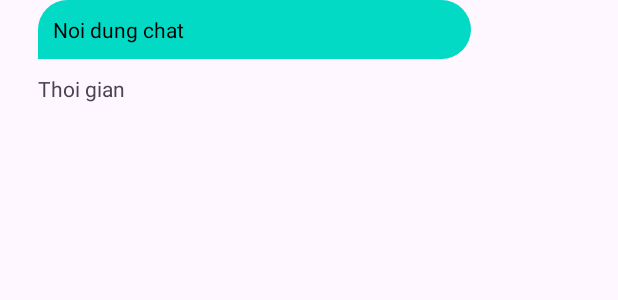
After one commit to truongxuan3110/PRM392_Project, an Android app: the layout item_received.xml on its own in the app's theme, with its tools: preview values and no code run, on a phone screen of 412 x 824 dp. The commit adds this screen. Shown: the top 300 px of the screen. Run offline under Robolectric (Android 15) with nearby library versions, the phone set to English and light mode, and no system bars.

Commit message:
chia folder

```diff
--- a/app/src/main/AndroidManifest.xml
+++ b/app/src/main/AndroidManifest.xml
@@ -13,7 +13,10 @@
         android:theme="@style/Theme.MyProject"
         tools:targetApi="33">
         <activity
-            android:name=".MainActivity"
+            android:name=".activity.ChatActivity"
+            android:exported="false" />
+        <activity
+            android:name=".activity.MainActivity"
             android:exported="true">
             <intent-filter>
                 <action android:name="android.intent.action.MAIN" />
--- /dev/null
+++ b/app/src/main/res/drawable/back_inputtext.xml
@@ -0,0 +1,6 @@
+<?xml version="1.0" encoding="utf-8"?>
+<shape xmlns:android="http://schemas.android.com/apk/res/android"
+    android:shape="rectangle">
+<solid android:color="@color/colortext"/>
+    <corners android:radius="25dp"/>
+</shape>
--- /dev/null
+++ b/app/src/main/res/drawable/back_received.xml
@@ -0,0 +1,8 @@
+<?xml version="1.0" encoding="utf-8"?>
+<shape xmlns:android="http://schemas.android.com/apk/res/android"
+    android:shape="rectangle">
+    <solid android:color="@color/colortext"/>
+    <corners android:topLeftRadius="20dp"
+        android:topRightRadius="20dp"
+        android:bottomRightRadius="20dp"/>
+</shape>
--- /dev/null
+++ b/app/src/main/res/drawable/ic_send.xml
@@ -0,0 +1,5 @@
+<vector android:autoMirrored="true" android:height="24dp"
+    android:tint="#000000" android:viewportHeight="24"
+    android:viewportWidth="24" android:width="24dp" xmlns:android="http://schemas.android.com/apk/res/android">
+    <path android:fillColor="@android:color/white" android:pathData="M2.01,21L23,12 2.01,3 2,10l15,2 -15,2z"/>
+</vector>
--- a/app/src/main/res/layout/activity_main.xml
+++ b/app/src/main/res/layout/activity_main.xml
@@ -4,7 +4,7 @@
     xmlns:tools="http://schemas.android.com/tools"
     android:layout_width="match_parent"
     android:layout_height="match_parent"
-    tools:context=".MainActivity">
+    tools:context=".activity.MainActivity">
 
     <TextView
         android:layout_width="wrap_content"
--- /dev/null
+++ b/app/src/main/res/layout/item_received.xml
@@ -0,0 +1,27 @@
+<?xml version="1.0" encoding="utf-8"?>
+<androidx.constraintlayout.widget.ConstraintLayout xmlns:android="http://schemas.android.com/apk/res/android"
+    android:layout_width="match_parent"
+    android:layout_height="wrap_content"
+    xmlns:app="http://schemas.android.com/apk/res-auto">
+    <TextView
+        android:id="@+id/txtmess"
+        android:padding="10dp"
+        android:text="Noi dung chat"
+        android:textColor="@color/black"
+        app:layout_constraintStart_toStartOf="parent"
+        android:layout_marginLeft="25dp"
+        android:background="@drawable/back_received"
+        app:layout_constraintTop_toTopOf="parent"
+        app:layout_constraintWidth_percent="0.7"
+        android:layout_width="0dp"
+        android:layout_height="wrap_content"/>
+    <TextView
+        app:layout_constraintTop_toBottomOf="@+id/txtmess"
+        app:layout_constraintStart_toStartOf="parent"
+        android:text="Thoi gian"
+        android:layout_marginTop="10dp"
+        android:layout_marginLeft="25dp"
+        android:layout_width="wrap_content"
+        android:layout_height="wrap_content"/>
+
+</androidx.constraintlayout.widget.ConstraintLayout>
--- a/app/src/main/res/values/colors.xml
+++ b/app/src/main/res/values/colors.xml
@@ -2,4 +2,5 @@
 <resources>
     <color name="black">#FF000000</color>
     <color name="white">#FFFFFFFF</color>
+    <color name="colortext">#FF03DAC5</color>
 </resources>
```
Also changed, not shown: app/src/main/java/com/example/myproject/activity/ChatActivity.java (renamed from app/src/main/java/com/example/myproject/MainActivity.java, +5 -3 lines), app/src/main/java/com/example/myproject/activity/MainActivity.java (added, +16 -0 lines), app/src/main/res/drawable/back_sendmess.xml (added, +8 -0 lines), app/src/main/res/layout/activity_chat.xml (added, +43 -0 lines), app/src/main/res/layout/item_send_mess.xml (added, +27 -0 lines).
